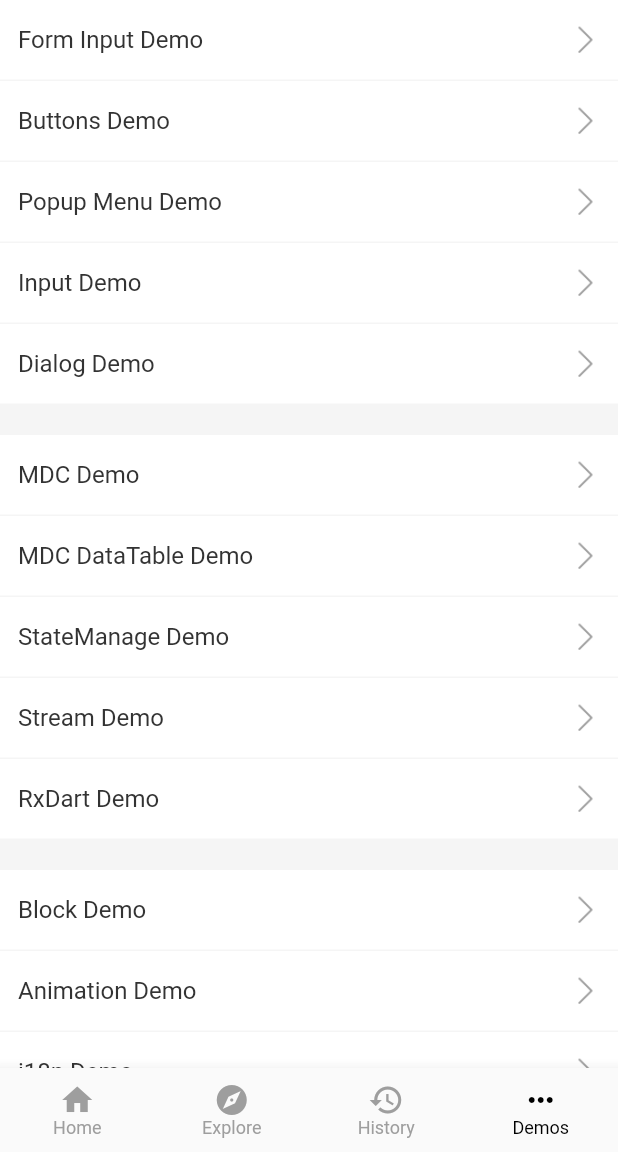
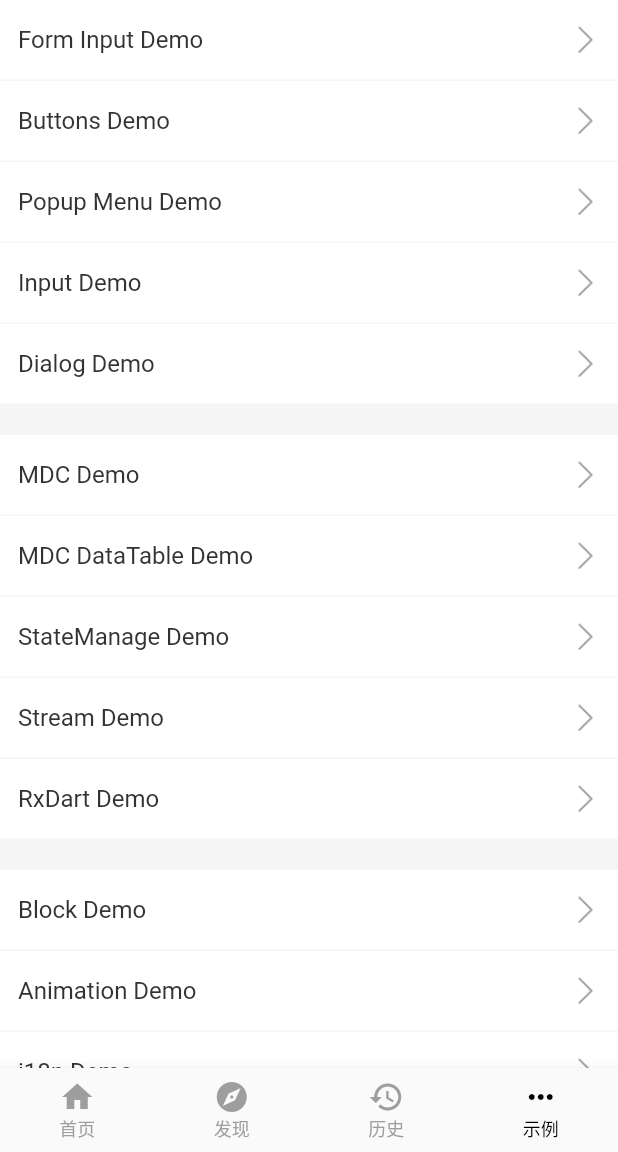
Before and after one commit to IPOSDai/Flutter_Ninghao, a Flutter app: the screen it shows after launch, item 4 of the bottom bar chosen, on a phone screen of 412 x 824 dp, the part 84-1236 px from its top. Run offline on Flutter 3.47's test engine with Material 2 defaults, Android fonts, the phone set to English and light mode, and no system bars; our stand-ins replace rxdart; network calls fail.

Commit message:
1，配置其他的duoyuyan

```diff
--- a/flutter_ninghao/lib/locale_supports/intl/intl_location.dart
+++ b/flutter_ninghao/lib/locale_supports/intl/intl_location.dart
@@ -19,20 +19,20 @@ class IntlDemoLocalizations {
 
   String get tabbar_explore => Intl.message(
     'Explore',
-    name: 'tabbar_home',
-    desc: 'tabbar home',
+    name: 'tabbar_explore',
+    desc: 'tabbar explore',
   );
 
-  String get tabbar_home => Intl.message(
-    'Home',
-    name: 'tabbar_home',
-    desc: 'tabbar home',
+  String get tabbar_history => Intl.message(
+    'History',
+    name: 'tabbar_history',
+    desc: 'tabbar history',
   );
 
-  String get tabbar_home => Intl.message(
-    'Home',
-    name: 'tabbar_home',
-    desc: 'tabbar home',
+  String get tabbar_demos => Intl.message(
+    'Demos',
+    name: 'tabbar_demos',
+    desc: 'tabbar demos',
   );
 
 
@@ -87,3 +87,7 @@ class IntlDemoLocalizationsDelegate extends LocalizationsDelegate<IntlDemoLocali
     return false;
   }
 }
+
+// flutter pub pub run intl_translation:extract_to_arb --output-dir=lib/locale_supports/intl lib/locale_supports/intl/intl_location.dart
+
+// flutter pub pub run intl_translation:generate_from_arb --generated-file-prefix=locale_demo_ --output-dir=lib/locale_supports/intl/ --no-use-deferred-loading lib/locale_supports/intl/intl_location.dart lib/locale_supports/intl/intl_*.arb
--- a/flutter_ninghao/lib/locale_supports/intl/intl_zh.arb
+++ b/flutter_ninghao/lib/locale_supports/intl/intl_zh.arb
@@ -1,11 +1,38 @@
 {
-  "@@last_modified": "2019-08-26T18:50:26.653305",
+  "@@last_modified": "2019-08-27T10:48:07.604074",
+
   "title": "您好",
   "@title": {
     "description": "本地化演示",
     "type": "text",
     "placeholders": {}
   },
+
+  "tabbar_home": "首页",
+  "@tabbar_home": {
+    "description": "tabbar 首页",
+    "type": "text",
+    "placeholders": {}
+  },
+  "tabbar_explore": "发现",
+  "@tabbar_explore": {
+    "description": "tabbar 发现",
+    "type": "text",
+    "placeholders": {}
+  },
+  "tabbar_history": "历史",
+  "@tabbar_history": {
+    "description": "tabbar 历史",
+    "type": "text",
+    "placeholders": {}
+  },
+  "tabbar_demos": "示例",
+  "@tabbar_demos": {
+    "description": "tabbar 示例",
+    "type": "text",
+    "placeholders": {}
+  },
+
   "greet": "您好 {name}",
   "@greet": {
     "description": "问候某人",
@@ -14,4 +41,5 @@
       "name": {}
     }
   }
+
 }
--- a/flutter_ninghao/lib/locale_supports/intl/locale_demo_messages_en.dart
+++ b/flutter_ninghao/lib/locale_supports/intl/locale_demo_messages_en.dart
@@ -25,6 +25,10 @@ class MessageLookup extends MessageLookupByLibrary {
   final messages = _notInlinedMessages(_notInlinedMessages);
   static _notInlinedMessages(_) => <String, Function> {
     "greet" : m0,
+    "tabbar_demos" : MessageLookupByLibrary.simpleMessage("Demos"),
+    "tabbar_explore" : MessageLookupByLibrary.simpleMessage("Explore"),
+    "tabbar_history" : MessageLookupByLibrary.simpleMessage("History"),
+    "tabbar_home" : MessageLookupByLibrary.simpleMessage("Home"),
     "title" : MessageLookupByLibrary.simpleMessage("hello")
   };
 }
--- a/flutter_ninghao/lib/locale_supports/intl/locale_demo_messages_messages.dart
+++ b/flutter_ninghao/lib/locale_supports/intl/locale_demo_messages_messages.dart
@@ -25,6 +25,10 @@ class MessageLookup extends MessageLookupByLibrary {
   final messages = _notInlinedMessages(_notInlinedMessages);
   static _notInlinedMessages(_) => <String, Function> {
     "greet" : m0,
+    "tabbar_demos" : MessageLookupByLibrary.simpleMessage("Demos"),
+    "tabbar_explore" : MessageLookupByLibrary.simpleMessage("Explore"),
+    "tabbar_history" : MessageLookupByLibrary.simpleMessage("History"),
+    "tabbar_home" : MessageLookupByLibrary.simpleMessage("Home"),
     "title" : MessageLookupByLibrary.simpleMessage("hello")
   };
 }
--- a/flutter_ninghao/lib/locale_supports/intl/locale_demo_messages_zh.dart
+++ b/flutter_ninghao/lib/locale_supports/intl/locale_demo_messages_zh.dart
@@ -25,6 +25,10 @@ class MessageLookup extends MessageLookupByLibrary {
   final messages = _notInlinedMessages(_notInlinedMessages);
   static _notInlinedMessages(_) => <String, Function> {
     "greet" : m0,
+    "tabbar_demos" : MessageLookupByLibrary.simpleMessage("示例"),
+    "tabbar_explore" : MessageLookupByLibrary.simpleMessage("发现"),
+    "tabbar_history" : MessageLookupByLibrary.simpleMessage("历史"),
+    "tabbar_home" : MessageLookupByLibrary.simpleMessage("首页"),
     "title" : MessageLookupByLibrary.simpleMessage("您好")
   };
 }
--- a/flutter_ninghao/lib/main.dart
+++ b/flutter_ninghao/lib/main.dart
@@ -28,8 +28,8 @@ class ZXXApp extends StatelessWidget {
     FocusScope.of(context).requestFocus(FocusNode());
     // TODO: implement build
     return MaterialApp(
-      locale: Locale('en', "US"),
-//      locale: Locale('zh', "CN"),
+//      locale: Locale('en', "US"),
+      locale: Locale('zh', "CN"),
 //      localeResolutionCallback: (Locale locale, Iterable<Locale> supports) {
 //        return Locale('en', "US");
 //      },
--- a/flutter_ninghao/lib/tabbar_controller.dart
+++ b/flutter_ninghao/lib/tabbar_controller.dart
@@ -3,6 +3,8 @@ import './page_demo/home_page.dart';
 import './page_demo/history_page.dart';
 import './page_demo/sliver_page.dart';
 import './page_demo/demos_page.dart';
+
+import 'package:flutter_ninghao/locale_supports/intl/intl_location.dart';
 
 class TabbarPage extends StatefulWidget {
 
@@ -64,21 +66,21 @@ class _TabbarPageState extends State<TabbarPage> {
         items: [
           BottomNavigationBarItem(
             icon: Icon(Icons.home),
-            title: Text("Home"),
+            title: Text(IntlDemoLocalizations.of(context).tabbar_home),
           ),
 
           BottomNavigationBarItem(
             icon: Icon(Icons.explore),
-            title: Text("Explore"),
+            title: Text(IntlDemoLocalizations.of(context).tabbar_explore),
           ),
           BottomNavigationBarItem(
             icon: Icon(Icons.history),
-            title: Text("History"),
+            title: Text(IntlDemoLocalizations.of(context).tabbar_history),
           ),
 
           BottomNavigationBarItem(
             icon: Icon(Icons.more_horiz),
-            title: Text("Demos"),
+            title: Text(IntlDemoLocalizations.of(context).tabbar_demos),
           ),
 
         ],
```
Also changed, not shown: flutter_ninghao/lib/locale_supports/intl/intl_en.arb (+28 -1 lines), flutter_ninghao/lib/locale_supports/intl/intl_messages.arb (+25 -1 lines).
